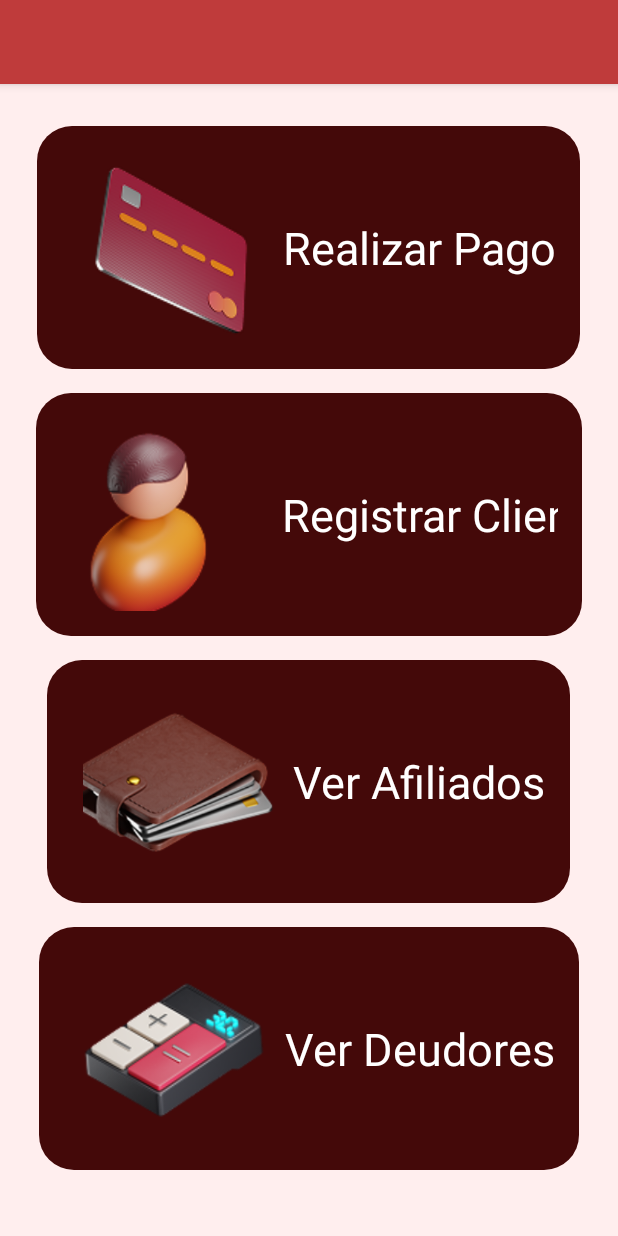
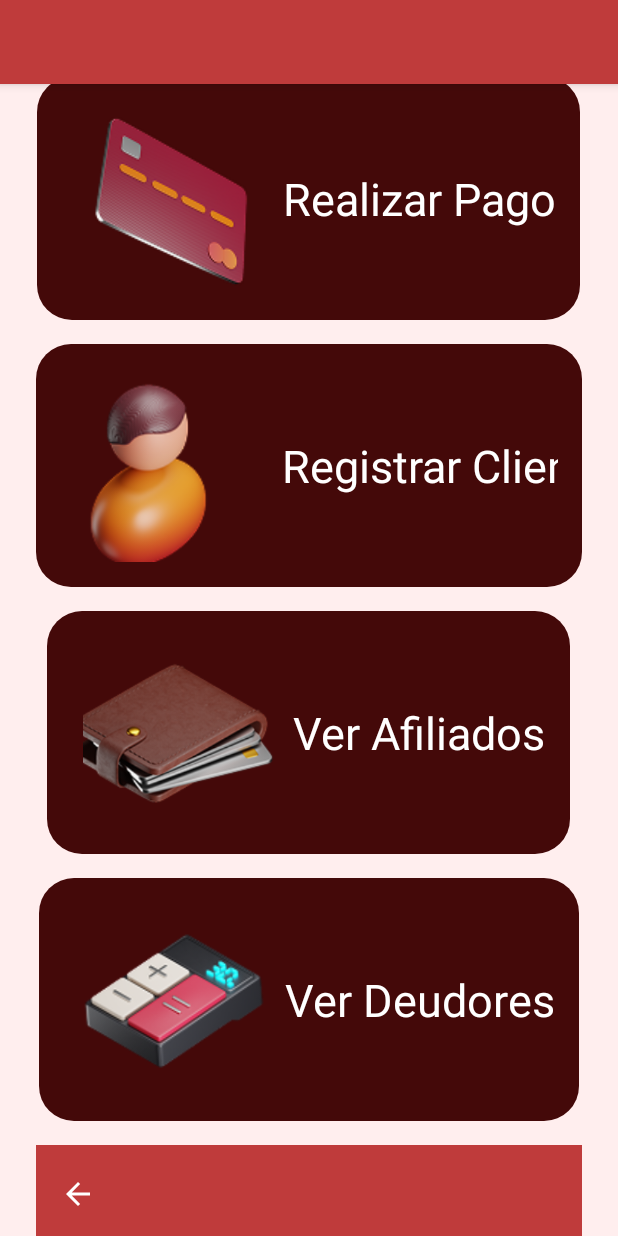
Before and after one commit to fraperrone/appmovilclub, an Android app: the MenuPrincipalActivity screen opened directly, with no data from a screen before it, on a phone screen of 412 x 824 dp. Run offline under Robolectric (Android 15) with nearby library versions, the phone set to English and light mode, and no system bars; Roboto replaces fonts that are not available here.

Commit message:
agregado de funcionalidad 1

```diff
--- a/app/src/main/AndroidManifest.xml
+++ b/app/src/main/AndroidManifest.xml
@@ -15,13 +15,13 @@
             android:name=".LoginActivity"
             android:exported="false" />
         <activity
-            android:name=".MostrarDeudoresActivity"
+            android:name=".VerDeudoresActivity"
             android:exported="false" />
         <activity
             android:name=".RegistrarClienteActivity"
             android:exported="false" />
         <activity
-            android:name=".MostrarAfiliadosActivity"
+            android:name=".VerAfiliadosActivity"
             android:exported="false" />
         <activity
             android:name=".RealizarPagoActivity"
--- a/app/src/main/java/com/example/layouts/RealizarPagoActivity.kt
+++ b/app/src/main/java/com/example/layouts/RealizarPagoActivity.kt
@@ -16,5 +16,8 @@
             v.setPadding(systemBars.left, systemBars.top, systemBars.right, systemBars.bottom)
             insets
         }
+
+        //configuracion boton menu principal
+        BotonMenuHelper.configurarBotonMenu(this, findViewById(android.R.id.content))
     }
 }
--- a/app/src/main/java/com/example/layouts/RegistrarClienteActivity.kt
+++ b/app/src/main/java/com/example/layouts/RegistrarClienteActivity.kt
@@ -16,5 +16,8 @@
             v.setPadding(systemBars.left, systemBars.top, systemBars.right, systemBars.bottom)
             insets
         }
+
+        //configuracion boton menu principal
+        BotonMenuHelper.configurarBotonMenu(this, findViewById(android.R.id.content))
     }
 }
--- a/app/src/main/res/layout/activity_menu_principal.xml
+++ b/app/src/main/res/layout/activity_menu_principal.xml
@@ -212,7 +212,37 @@
                 app:layout_constraintTop_toTopOf="parent"
                 app:layout_constraintBottom_toBottomOf="parent" />
 
+
+
+
         </androidx.constraintlayout.widget.ConstraintLayout>
+
+        <androidx.constraintlayout.widget.ConstraintLayout
+            android:id="@+id/footer_container"
+            android:layout_width="match_parent"
+            android:layout_height="65dp"
+            android:background="@drawable/bg_footer"
+            android:paddingStart="16dp"
+            android:paddingEnd="16dp"
+            app:layout_constraintBottom_toBottomOf="parent"
+            app:layout_constraintStart_toStartOf="parent"
+            app:layout_constraintEnd_toEndOf="parent">
+
+            <ImageView
+                android:id="@+id/btn_back"
+                android:layout_width="wrap_content"
+                android:layout_height="wrap_content"
+                android:src="@drawable/ic_arrow_back"
+                app:tint="@color/white"
+                android:contentDescription="Botón de volver atrás"
+                app:layout_constraintStart_toStartOf="parent"
+                app:layout_constraintTop_toTopOf="parent"
+                app:layout_constraintBottom_toBottomOf="parent" />
+
+
+
+        </androidx.constraintlayout.widget.ConstraintLayout>
+
     </LinearLayout>
 
 </androidx.constraintlayout.widget.ConstraintLayout>
```
Also changed, not shown: app/src/main/java/com/example/layouts/ButtonMenuHelper.kt (added, +25 -0 lines), app/src/main/java/com/example/layouts/MenuPrincipalActivity.kt (+45 -2 lines), app/src/main/java/com/example/layouts/VerAfiliadosActivity.kt (renamed from app/src/main/java/com/example/layouts/MostrarAfiliadosActivity.kt, +13 -2 lines), app/src/main/java/com/example/layouts/VerDeudoresActivity.kt (renamed from app/src/main/java/com/example/layouts/MostrarDeudoresActivity.kt, +5 -2 lines), app/src/main/res/layout/activity_realizar_pago.xml (+2 -7 lines), app/src/main/res/layout/activity_registrar_cliente.xml (+2 -7 lines), app/src/main/res/layout/activity_ver_afiliados.xml (renamed from app/src/main/res/layout/activity_mostrar_afiliados.xml, +3 -7 lines), app/src/main/res/layout/activity_ver_deudores.xml (renamed from app/src/main/res/layout/activity_mostrar_deudores.xml, +3 -8 lines), app/src/main/res/layout/button_menu.xml (added, +14 -0 lines).
